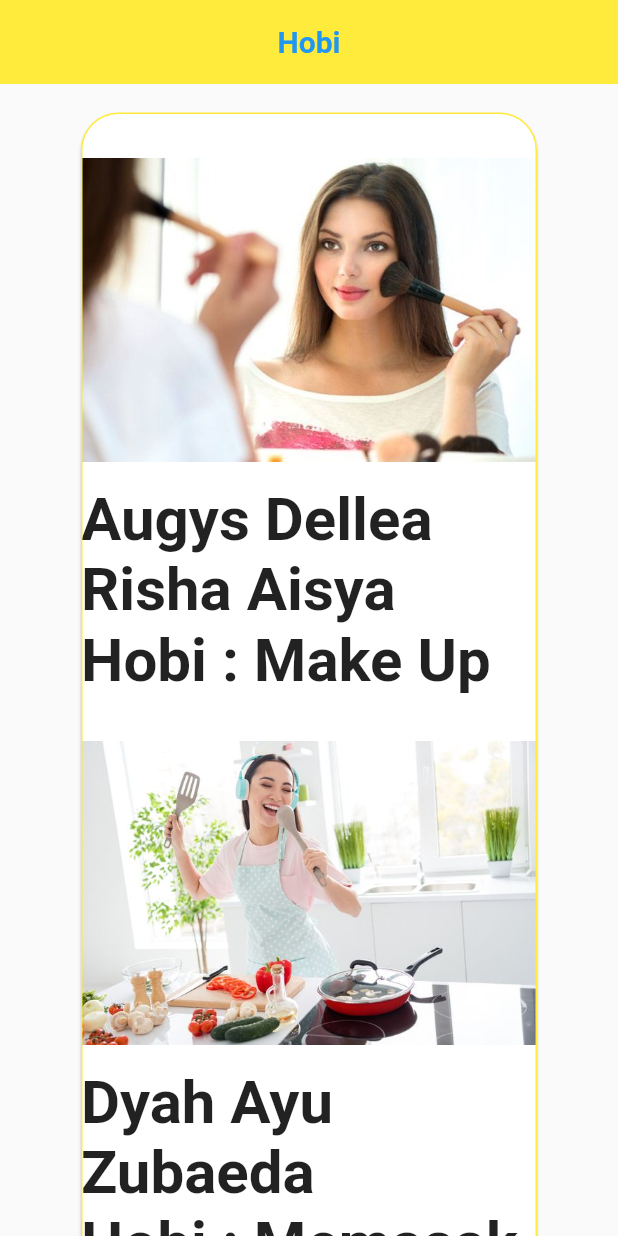
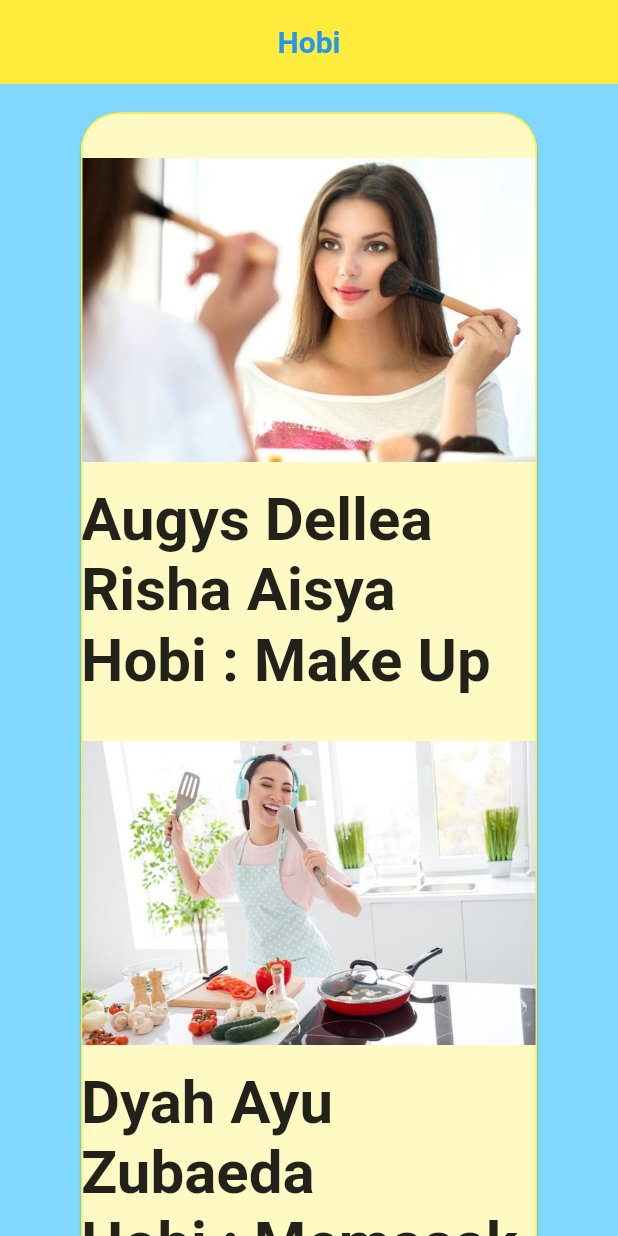
Before and after one commit to umarraihan/Tugas2_Mobile, a Flutter app: the screen it shows after launch, after a tap on "Login", after a tap on "Hobi Anggota Kelompok", on a phone screen of 412 x 824 dp. Run offline on Flutter 3.47's test engine with Material 2 defaults, Android fonts, the phone set to English and light mode, and no system bars; missing offline and left inert: bottom_nav_bar.

Commit message:
Stopwatch

```diff
--- a/lib/hobi.dart
+++ b/lib/hobi.dart
@@ -14,6 +14,7 @@ class _hobiState extends State<hobi> {
   @override
   Widget build(BuildContext context) {
     return Scaffold(
+      backgroundColor: Colors.lightBlueAccent.shade100,
       appBar: AppBar(
         automaticallyImplyLeading: false,
         title: Text('Hobi',style: TextStyle(
@@ -30,6 +31,7 @@ class _hobiState extends State<hobi> {
             child: Container(
               padding: const EdgeInsets.fromLTRB(50, 15, 50, 15),
               child: Card(
+                color: Colors.yellow.shade100,
                 shape: RoundedRectangleBorder(
                   side: BorderSide(
                     color: Colors.yellow,
--- a/lib/login.dart
+++ b/lib/login.dart
@@ -38,6 +38,9 @@ class _loginState extends State<login> {
       mainAxisAlignment: MainAxisAlignment.center,
       crossAxisAlignment: CrossAxisAlignment.center,
       children:[
+        Text("Aplikasi Stopwatch Yuhuu",style: TextStyle(fontWeight: FontWeight.bold, fontFamily:'Calibri' ,color:Colors.yellow,
+          fontSize: 30,),),
+      SizedBox(height: 20,),
       _usernamebox(), _passwordbox(), _loginButton(context)
     ],
       ),
--- a/lib/navbar.dart
+++ b/lib/navbar.dart
@@ -1,5 +1,6 @@
 import 'package:flutter/material.dart';
 import 'package:tugas2_mobile/login.dart';
+import 'package:tugas2_mobile/pertanyaan.dart';
 import 'package:tugas2_mobile/stopwatch.dart';
 import 'package:tugas2_mobile/utama.dart';
 import 'package:bottom_nav_bar/bottom_nav_bar.dart';
@@ -20,12 +21,13 @@ class _navbarState extends State<navbar> {
       width: 800,
       height: 300,
       child: Scaffold(
+        backgroundColor: Colors.yellow.shade100,
           resizeToAvoidBottomInset: false,
           body: ListView(
           ),
           bottomNavigationBar: BottomNavBar(
             showElevation: false,
-            backgroundColor: Colors.transparent,
+            backgroundColor: Colors.yellow.shade100,
             selectedIndex: _currentIndex,
             onItemSelected: (index) {
               setState(() => _currentIndex = index
@@ -41,7 +43,7 @@ class _navbarState extends State<navbar> {
                 case 1:
                   Navigator.push(context, MaterialPageRoute(builder: (context)
                   {
-                    return stopwatch();
+                    return pertanyaan();
                   }
                   ));
                   break;
--- a/lib/stopwatch.dart
+++ b/lib/stopwatch.dart
@@ -32,6 +32,7 @@ class _stopwatchState extends State<stopwatch> {
   @override
   Widget build(BuildContext context) {
     return Scaffold(
+      backgroundColor: Colors.yellow.shade100,
       appBar: AppBar(
         automaticallyImplyLeading: false,
         title: Text('Stopwatch',style: TextStyle(
@@ -48,6 +49,7 @@ class _stopwatchState extends State<stopwatch> {
   Widget _buildBody() {
     return Column(
       children: <Widget>[
+        SizedBox(height: 300),
         Expanded(
           child: FittedBox(
             fit: BoxFit.none,
@@ -81,7 +83,7 @@ class _stopwatchState extends State<stopwatch> {
                 child: Text('Reset',style: TextStyle(
                     fontSize: 40, color: Colors.blue),
                 )),
-              SizedBox(height: 300),
+              SizedBox(height: 100),
               navbar(),
             ],
           ),
--- a/lib/utama.dart
+++ b/lib/utama.dart
@@ -15,27 +15,34 @@ class _utamaState extends State<utama> {
   Widget build(BuildContext context) {
     return SafeArea(
       child: Scaffold(
+        backgroundColor: Colors.yellow.shade100,
       appBar: AppBar(
       automaticallyImplyLeading: false,
       title: Text('Home Screen',style: TextStyle(
           color: Colors.blue,fontWeight: FontWeight.bold
       ),),
-      backgroundColor: Colors.transparent,
+      backgroundColor: Colors.yellow,
       elevation: 0,
       centerTitle: true,
     ),
-        body: Column(
+        body: ListView(
+          children: [ Column(
+
           mainAxisAlignment:  MainAxisAlignment.center,
           crossAxisAlignment: CrossAxisAlignment.center,
           children: [
+            SizedBox(height: 200),
             _anggota(context),
             _hobi(context),
             _stopwatchyuk(context),
+            SizedBox(height: 100),
             navbar(),
           ],
+          ),
+          ],
         )
-      )
-    );
+        )
+      );
   }
 }
 
```
Also changed, not shown: lib/anggota.dart (+6 -2 lines), lib/pertanyaan.dart (added, +64 -0 lines).
